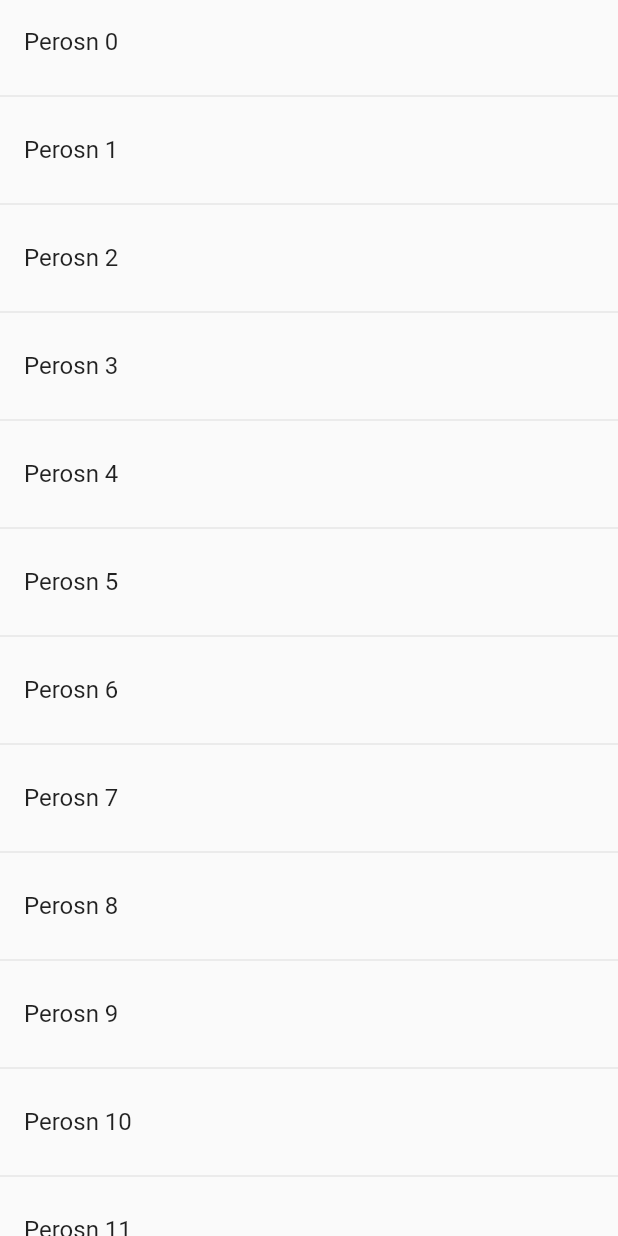
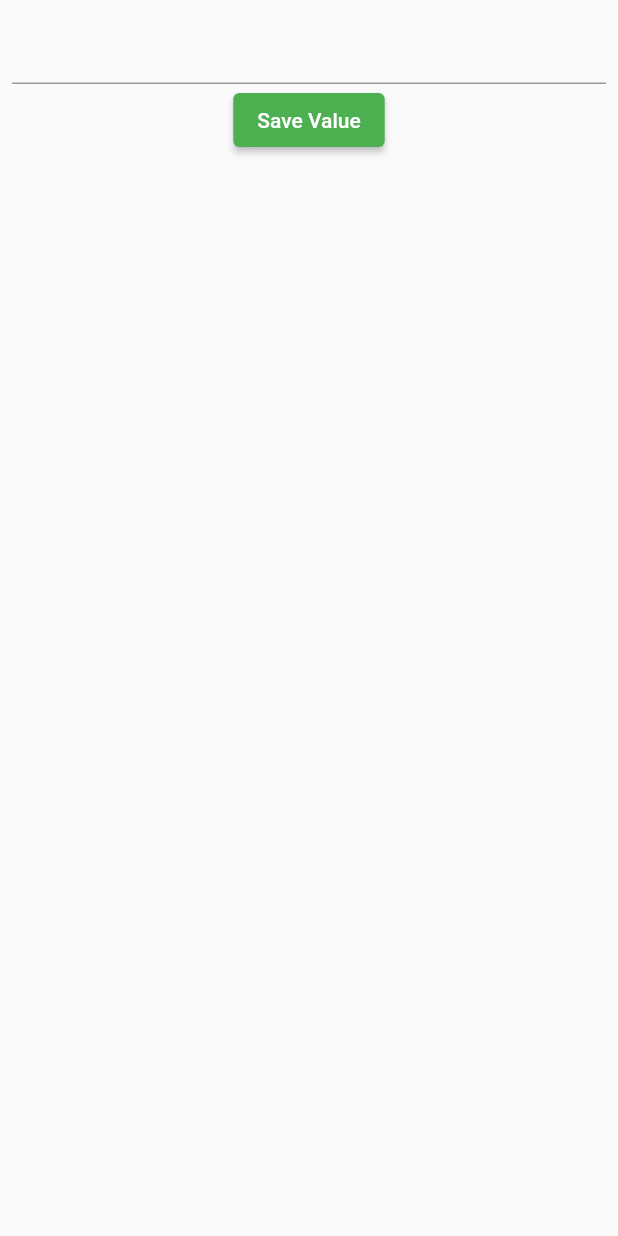
Before and after one commit to mahroofalip/date-with-flutter, a Flutter app: the screen it shows after launch, on a phone screen of 412 x 824 dp. Run offline on Flutter 3.47's test engine with Material 2 defaults, Android fonts, the phone set to English and light mode, and no system bars; our stand-ins replace shared_preferences.

Commit message:
shared prefrence

```diff
--- a/lib/main.dart
+++ b/lib/main.dart
@@ -1,8 +1,12 @@
 import 'package:flutter/material.dart';
 import 'package:flutter_application_1/screenOne.dart';
 import 'package:flutter_application_1/screenTwo.dart';
+import 'package:shared_preferences/shared_preferences.dart';
 
-void main(List<String> args) {
+late SharedPreferences sharedPreferences;
+main() async {
+  // WidgetsFlutterBinding.ensureInitialized();
+  // sharedPreferences = await SharedPreferences.getInstance(); initialize for entair availbility
   runApp(MyApp());
 }
 
@@ -11,6 +15,7 @@ class MyApp extends StatelessWidget {
 
   @override
   Widget build(BuildContext context) {
+    //getSavedData(context);
     return MaterialApp(
       theme: ThemeData(primarySwatch: Colors.green),
       home: ScreenOne(),
--- a/lib/screenOne.dart
+++ b/lib/screenOne.dart
@@ -2,30 +2,50 @@ import 'package:flutter/material.dart';
 import 'package:flutter/src/widgets/framework.dart';
 import 'package:flutter/src/widgets/placeholder.dart';
 import 'package:flutter_application_1/screenTwo.dart';
+import 'package:shared_preferences/shared_preferences.dart';
 
 class ScreenOne extends StatelessWidget {
-  const ScreenOne({super.key});
-
+  ScreenOne({super.key});
+  final _textController = TextEditingController();
   @override
   Widget build(BuildContext context) {
+    getSavedData(context);
     return Scaffold(
       body: SafeArea(
-          child: ListView.separated(
-              itemBuilder: (ctx, index) {
-                return ListTile(
-                  title: Text('Perosn $index'),
-                  onTap: () {
-                    Navigator.of(context)
-                        .push(MaterialPageRoute(builder: (ctx) {
-                      return ScreenTwo(name: 'Peroson $index');
-                    }));
-                  },
-                );
-              },
-              separatorBuilder: (ctx, index) {
-                return Divider();
-              },
-              itemCount: 30)),
+          child: Padding(
+        padding: const EdgeInsets.all(8.0),
+        child: Column(
+          children: [
+            TextFormField(
+              controller: _textController,
+            ),
+            ElevatedButton(
+                onPressed: () {
+                  SaveDataToStorage();
+                },
+                child: Text('Save Value'))
+          ],
+        ),
+      )),
     );
   }
+
+  Future<void> SaveDataToStorage() async {
+    print(_textController.text);
+
+    // shared preference
+    final sharedPrefs = await SharedPreferences.getInstance();
+
+    // save value
+    await sharedPrefs.setString('saved_value', _textController.text);
+  }
+
+  Future<void> getSavedData(BuildContext context) async {
+    final sharedPrefs = await SharedPreferences.getInstance();
+    final savedValue = sharedPrefs.getString('saved_value');
+    if (savedValue != null) {
+      Navigator.of(context)
+          .push(MaterialPageRoute(builder: (ctx) => ScreenTwo()));
+    }
+  }
 }
```
Also changed, not shown: lib/screenTwo.dart (+9 -8 lines), pubspec.yaml (+6 -16 lines), pubspec.lock, 1 other file.
